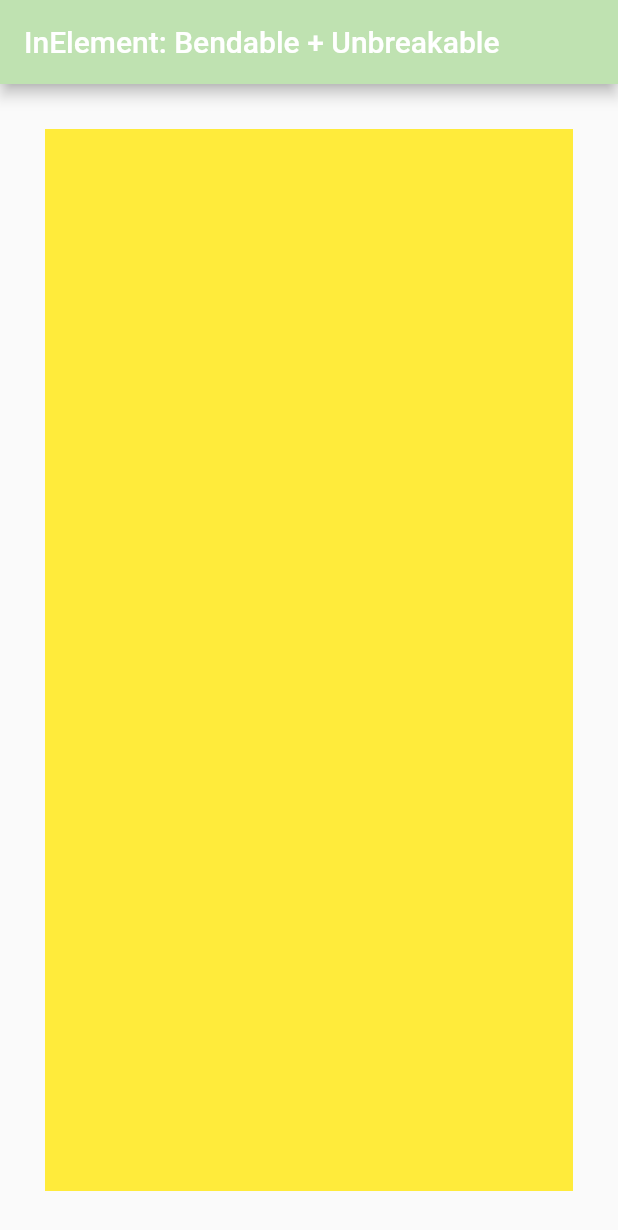
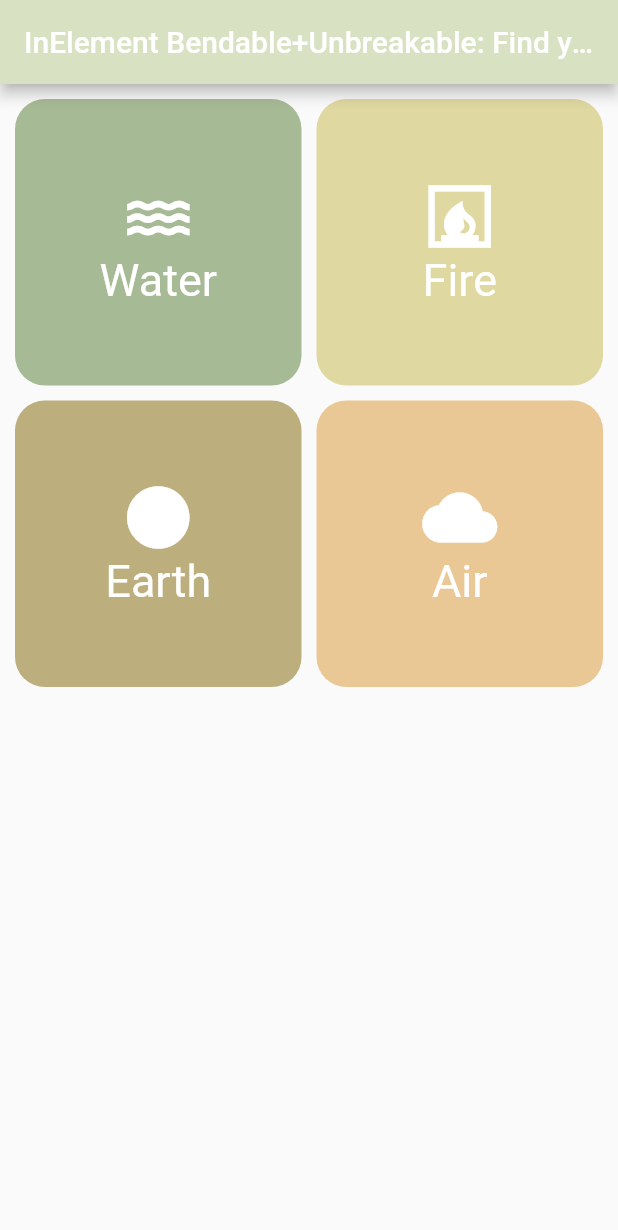
Before and after one commit to lisa1357mae/inelement, a Flutter app: the screen it shows after launch, on a phone screen of 412 x 824 dp. Shown: the top 1230 px of the screen. Run offline on Flutter 3.47's test engine with Material 2 defaults, Android fonts, the phone set to English and light mode, and no system bars; our stand-ins replace go_router, result_dart; missing offline and left inert: quiz.

Commit message:
feat: build home route and create grid

```diff
--- /dev/null
+++ b/lib/homepage.dart
@@ -0,0 +1,19 @@
+import 'package:flutter/material.dart';
+
+class HomePage extends StatefulWidget {
+  const HomePage({Key? key}) : super(key: key);
+
+  @override
+  _HomePageState createState() => _HomePageState();
+}
+
+class _HomePageState extends State<HomePage> {
+  @override
+  Widget build(BuildContext context) {
+    return Scaffold(
+      appBar: AppBar(
+        title: Text("HomaPage"),
+      ),
+    );
+  }
+}
--- a/lib/main.dart
+++ b/lib/main.dart
@@ -1,4 +1,4 @@
-import 'package:flutter/material.dart';
+/* import 'package:flutter/material.dart';
 import 'package:go_router/go_router.dart';
 import 'package:flutter/material.dart';
 import 'package:result_dart/result_dart.dart';
@@ -123,3 +123,158 @@ class _MyAppState extends State<MyApp> {
     //MaterialApp
   }
 }
+ */
+
+import 'package:flutter/material.dart';
+
+import 'homepage.dart';
+
+void main() {
+  runApp(MyApp());
+}
+
+class MyApp extends StatelessWidget {
+  // This widget is the root of your application.
+  @override
+  Widget build(BuildContext context) {
+    return MaterialApp(
+      title: 'Flutter Demo',
+      debugShowCheckedModeBanner: false,
+      theme: ThemeData(
+        primarySwatch: Colors.blue,
+      ),
+      home: MyHomePage(),
+    );
+  }
+}
+
+class MyHomePage extends StatefulWidget {
+  const MyHomePage({Key? key}) : super(key: key);
+
+  @override
+  _MyHomePageState createState() => _MyHomePageState();
+}
+
+class _MyHomePageState extends State<MyHomePage> {
+  @override
+  Widget build(BuildContext context) {
+    return Scaffold(
+      appBar: AppBar(
+        title: Text("InElement Bendable+Unbreakable: Find your Balance"),
+        backgroundColor: Color.fromARGB(255, 216, 225, 193),
+      ),
+      body: Container(
+        child: Padding(
+          padding: const EdgeInsets.all(10.0),
+          child: GridView(
+            children: [
+              InkWell(
+                onTap: () {
+                  Navigator.push(context,
+                      MaterialPageRoute(builder: (context) => HomePage()));
+                },
+                child: Container(
+                  decoration: BoxDecoration(
+                    borderRadius: BorderRadius.circular(20),
+                    color: Color.fromARGB(255, 167, 186, 150),
+                  ),
+                  child: Column(
+                    mainAxisAlignment: MainAxisAlignment.center,
+                    children: [
+                      Icon(
+                        Icons.water,
+                        size: 50,
+                        color: Colors.white,
+                      ),
+                      Text(
+                        "Water",
+                        style: TextStyle(color: Colors.white, fontSize: 30),
+                      )
+                    ],
+                  ),
+                ),
+              ),
+              InkWell(
+                onTap: () {
+                  Navigator.push(context,
+                      MaterialPageRoute(builder: (context) => HomePage()));
+                },
+                child: Container(
+                  decoration: BoxDecoration(
+                      borderRadius: BorderRadius.circular(20),
+                      color: Color.fromARGB(255, 223, 216, 160)),
+                  child: Column(
+                    mainAxisAlignment: MainAxisAlignment.center,
+                    children: [
+                      Icon(
+                        Icons.fireplace,
+                        size: 50,
+                        color: Colors.white,
+                      ),
+                      Text(
+                        "Fire",
+                        style: TextStyle(color: Colors.white, fontSize: 30),
+                      )
+                    ],
+                  ),
+                ),
+              ),
+              InkWell(
+                onTap: () {
+                  Navigator.push(context,
+                      MaterialPageRoute(builder: (context) => HomePage()));
+                },
+                child: Container(
+                  decoration: BoxDecoration(
+                      borderRadius: BorderRadius.circular(20),
+                      color: Color.fromARGB(255, 188, 174, 125)),
+                  child: Column(
+                    mainAxisAlignment: MainAxisAlignment.center,
+                    children: [
+                      Icon(
+                        Icons.circle,
+                        size: 50,
+                        color: Colors.white,
+                      ),
+                      Text(
+                        "Earth",
+                        style: TextStyle(color: Colors.white, fontSize: 30),
+                      )
+                    ],
+                  ),
+                ),
+              ),
+              InkWell(
+                onTap: () {
+                  Navigator.push(context,
+                      MaterialPageRoute(builder: (context) => HomePage()));
+                },
+                child: Container(
+                  decoration: BoxDecoration(
+                      borderRadius: BorderRadius.circular(20),
+                      color: Color.fromARGB(255, 234, 200, 149)),
+                  child: Column(
+                    mainAxisAlignment: MainAxisAlignment.center,
+                    children: [
+                      Icon(
+                        Icons.cloud,
+                        size: 50,
+                        color: Colors.white,
+                      ),
+                      Text(
+                        "Air",
+                        style: TextStyle(color: Colors.white, fontSize: 30),
+                      )
+                    ],
+                  ),
+                ),
+              ),
+            ],
+            gridDelegate: SliverGridDelegateWithFixedCrossAxisCount(
+                crossAxisCount: 2, mainAxisSpacing: 10, crossAxisSpacing: 10),
+          ),
+        ),
+      ),
+    );
+  }
+}
```
Also changed, not shown: 1 other file.
